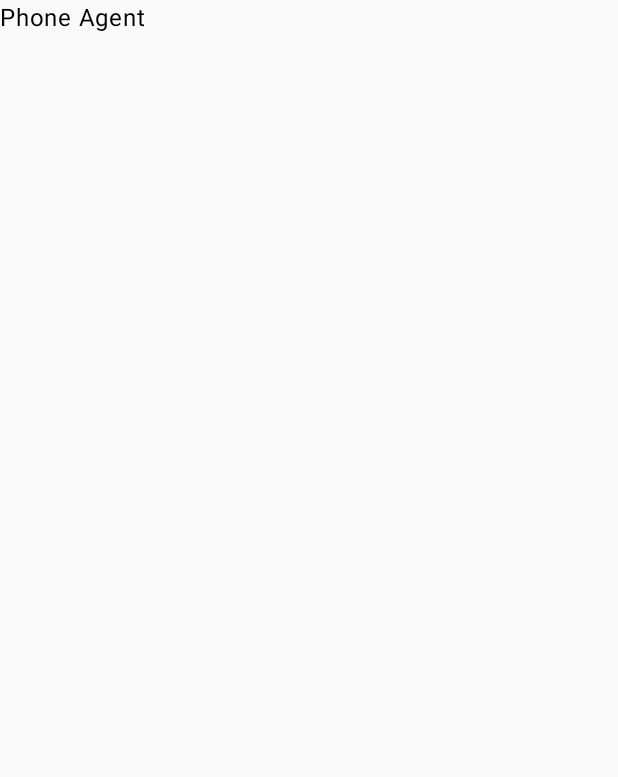
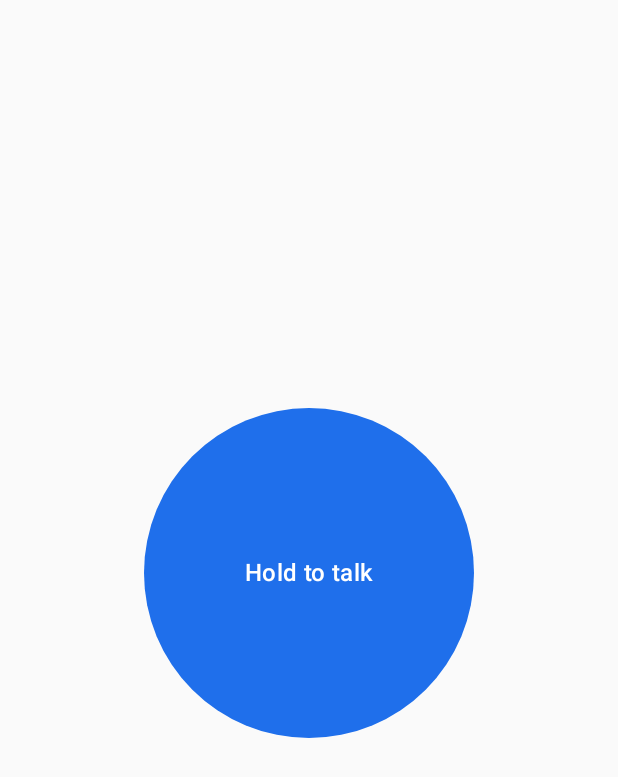
Before and after one commit to narang99/fite, an Android app built with Jetpack Compose: the screen it shows after launch (MainActivity), on a phone screen of 412 x 824 dp. Before the commit the part shown is almost empty. Shown: the top 777 px of the screen. Run offline under Robolectric (Android 15) with nearby library versions, the phone set to English and light mode, and no system bars.

Commit message:
Add a hold-to-talk screen that sends speech to the host
- Holding the button records, and releasing sends one utterance over a WebSocket.
- The host's transcript is shown on screen.
- The launcher icon is a microphone.
- scripts/adb-reverse.sh restores the USB route to the host.

Co-Authored-By: Claude Sonnet 5.5 <noreply@anthropic.com>

```diff
--- a/android/app/src/main/AndroidManifest.xml
+++ b/android/app/src/main/AndroidManifest.xml
@@ -1,7 +1,11 @@
 <?xml version="1.0" encoding="utf-8"?>
 <manifest xmlns:android="http://schemas.android.com/apk/res/android">
+    <uses-permission android:name="android.permission.INTERNET" />
+    <uses-permission android:name="android.permission.RECORD_AUDIO" />
     <application
+        android:icon="@mipmap/ic_launcher"
         android:label="Phone Agent"
+        android:networkSecurityConfig="@xml/network_security_config"
         android:theme="@android:style/Theme.Material.Light.NoActionBar">
         <activity android:name=".MainActivity" android:exported="true">
             <intent-filter>
--- a/android/app/src/main/java/dev/fiteduck/phoneagent/MainActivity.kt
+++ b/android/app/src/main/java/dev/fiteduck/phoneagent/MainActivity.kt
@@ -1,14 +1,41 @@
 package dev.fiteduck.phoneagent
 
+import android.Manifest
+import android.content.pm.PackageManager
 import android.os.Bundle
 import androidx.activity.ComponentActivity
 import androidx.activity.compose.setContent
+import androidx.activity.result.contract.ActivityResultContracts
 import androidx.compose.material3.MaterialTheme
-import androidx.compose.material3.Text
+import androidx.lifecycle.lifecycleScope
 
 class MainActivity : ComponentActivity() {
+    private lateinit var pushToTalk: PushToTalk
+
+    private val askForMicrophone =
+        registerForActivityResult(ActivityResultContracts.RequestPermission()) {}
+
     override fun onCreate(savedInstanceState: Bundle?) {
         super.onCreate(savedInstanceState)
-        setContent { MaterialTheme { Text("Phone Agent") } }
+        val host = HostClient(BuildConfig.HOST_URL, BuildConfig.HOST_TOKEN)
+        pushToTalk = PushToTalk(lifecycleScope, host)
+        setContent {
+            MaterialTheme {
+                PushToTalkScreen(
+                    pushToTalk.status,
+                    onPress = ::startIfAllowed,
+                    onRelease = pushToTalk::released,
+                )
+            }
+        }
+    }
+
+    /** The first press only asks for permission, so the user holds again once it is granted. */
+    private fun startIfAllowed() {
+        if (checkSelfPermission(Manifest.permission.RECORD_AUDIO) == PackageManager.PERMISSION_GRANTED) {
+            pushToTalk.pressed()
+        } else {
+            askForMicrophone.launch(Manifest.permission.RECORD_AUDIO)
+        }
     }
 }
--- /dev/null
+++ b/android/app/src/main/java/dev/fiteduck/phoneagent/PushToTalk.kt
@@ -0,0 +1,50 @@
+package dev.fiteduck.phoneagent
+
+import androidx.compose.runtime.getValue
+import androidx.compose.runtime.mutableStateOf
+import androidx.compose.runtime.setValue
+import kotlinx.coroutines.CoroutineScope
+import kotlinx.coroutines.launch
+
+private const val MIN_SECONDS = 0.3
+
+sealed interface Status {
+    data object Idle : Status
+
+    data object Listening : Status
+
+    data object Sending : Status
+
+    data class Heard(val text: String) : Status
+
+    data class Failed(val reason: String) : Status
+}
+
+/** Press starts the microphone, release sends what was said to the host. */
+class PushToTalk(private val scope: CoroutineScope, private val host: HostClient) {
+    var status: Status by mutableStateOf(Status.Idle)
+        private set
+
+    private val recorder = Recorder()
+
+    fun pressed() {
+        recorder.start()
+        status = Status.Listening
+    }
+
+    fun released() {
+        if (status != Status.Listening) return
+        val recording = recorder.stop()
+        if (recording.seconds < MIN_SECONDS) {
+            status = Status.Failed("hold the button while you speak")
+            return
+        }
+        status = Status.Sending
+        scope.launch { status = host.transcribe(recording.wav).toStatus() }
+    }
+}
+
+private fun Transcript.toStatus(): Status = when (this) {
+    is Transcript.Heard -> Status.Heard(text)
+    is Transcript.Failed -> Status.Failed(reason)
+}
--- /dev/null
+++ b/android/app/src/main/java/dev/fiteduck/phoneagent/PushToTalkScreen.kt
@@ -0,0 +1,66 @@
+package dev.fiteduck.phoneagent
+
+import androidx.compose.foundation.background
+import androidx.compose.foundation.gestures.detectTapGestures
+import androidx.compose.foundation.layout.Arrangement
+import androidx.compose.foundation.layout.Box
+import androidx.compose.foundation.layout.Column
+import androidx.compose.foundation.layout.fillMaxSize
+import androidx.compose.foundation.layout.padding
+import androidx.compose.foundation.layout.size
+import androidx.compose.foundation.shape.CircleShape
+import androidx.compose.material3.MaterialTheme
+import androidx.compose.material3.Text
+import androidx.compose.runtime.Composable
+import androidx.compose.ui.Alignment
+import androidx.compose.ui.Modifier
+import androidx.compose.ui.draw.clip
+import androidx.compose.ui.graphics.Color
+import androidx.compose.ui.input.pointer.pointerInput
+import androidx.compose.ui.text.style.TextAlign
+import androidx.compose.ui.unit.dp
+
+@Composable
+fun PushToTalkScreen(status: Status, onPress: () -> Unit, onRelease: () -> Unit) {
+    Column(
+        Modifier.fillMaxSize().padding(24.dp),
+        verticalArrangement = Arrangement.spacedBy(32.dp, Alignment.CenterVertically),
+        horizontalAlignment = Alignment.CenterHorizontally,
+    ) {
+        TalkButton(listening = status == Status.Listening, onPress, onRelease)
+        Text(
+            status.message(),
+            style = MaterialTheme.typography.titleLarge,
+            textAlign = TextAlign.Center,
+        )
+    }
+}
+
+@Composable
+private fun TalkButton(listening: Boolean, onPress: () -> Unit, onRelease: () -> Unit) {
+    val color = if (listening) Color(0xFFD93025) else Color(0xFF1F6FEB)
+    Box(
+        Modifier
+            .size(220.dp)
+            .clip(CircleShape)
+            .background(color)
+            .pointerInput(Unit) {
+                detectTapGestures(onPress = {
+                    onPress()
+                    tryAwaitRelease()
+                    onRelease()
+                })
+            },
+        contentAlignment = Alignment.Center,
+    ) {
+        Text("Hold to talk", color = Color.White, style = MaterialTheme.typography.titleMedium)
+    }
+}
+
+private fun Status.message(): String = when (this) {
+    Status.Idle -> ""
+    Status.Listening -> "Listening"
+    Status.Sending -> "Sending"
+    is Status.Heard -> text.ifBlank { "(heard nothing)" }
+    is Status.Failed -> reason
+}
--- /dev/null
+++ b/android/app/src/main/res/mipmap-anydpi/ic_launcher.xml
@@ -0,0 +1,5 @@
+<?xml version="1.0" encoding="utf-8"?>
+<adaptive-icon xmlns:android="http://schemas.android.com/apk/res/android">
+    <background android:drawable="@color/ic_launcher_background" />
+    <foreground android:drawable="@drawable/ic_launcher_foreground" />
+</adaptive-icon>
--- /dev/null
+++ b/android/app/src/main/res/values/colors.xml
@@ -0,0 +1,4 @@
+<?xml version="1.0" encoding="utf-8"?>
+<resources>
+    <color name="ic_launcher_background">#1F6FEB</color>
+</resources>
```
Also changed, not shown: android/app/build.gradle.kts (+7 -1 lines), android/app/src/main/java/dev/fiteduck/phoneagent/HostClient.kt (added, +80 -0 lines), android/app/src/main/java/dev/fiteduck/phoneagent/Protocol.kt (added, +48 -0 lines), android/app/src/main/java/dev/fiteduck/phoneagent/Recorder.kt (added, +58 -0 lines), android/app/src/main/java/dev/fiteduck/phoneagent/Wav.kt (added, +26 -0 lines), android/app/src/main/res/drawable/ic_launcher_foreground.xml (added, +16 -0 lines), android/app/src/main/res/xml/network_security_config.xml (added, +9 -0 lines), 2 other files.
